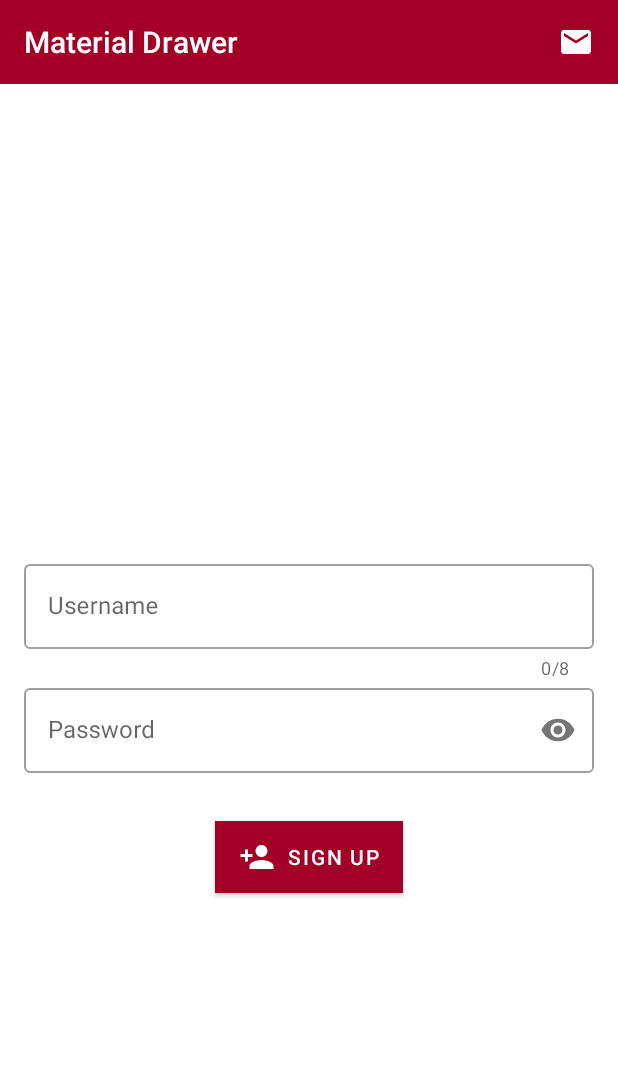
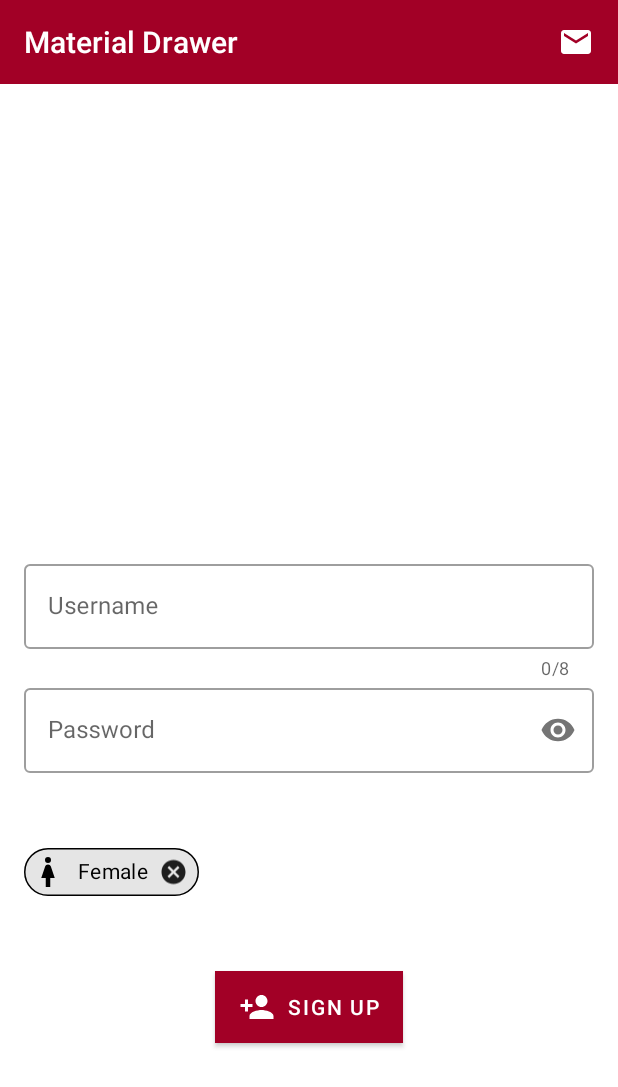
Before and after one commit to esmaeil-ahmadipour/Android_MaterialDesign, an Android app: the SixActivity screen opened directly, with no data from a screen before it, on a phone screen of 412 x 824 dp. Shown: the top 1087 px of the screen. Run offline under Robolectric (Android 15) with nearby library versions, the phone set to English and light mode, and no system bars.

Commit message:
Commit> Add Chip

```diff
--- a/app/src/main/java/ir/ea2/android_materialdesign/SixActivity.java
+++ b/app/src/main/java/ir/ea2/android_materialdesign/SixActivity.java
@@ -1,25 +1,33 @@
 package ir.ea2.android_materialdesign;
 
+import android.graphics.Color;
 import android.os.Bundle;
 import android.text.Editable;
 import android.text.TextWatcher;
 import android.view.View;
+import android.widget.CompoundButton;
+import android.widget.Toast;
 
+import com.google.android.material.chip.Chip;
 import com.google.android.material.textfield.TextInputEditText;
 import com.google.android.material.textfield.TextInputLayout;
 
 import androidx.appcompat.app.AppCompatActivity;
+import androidx.appcompat.widget.Toolbar;
 import androidx.constraintlayout.widget.ConstraintLayout;
 
 public class SixActivity extends AppCompatActivity {
     private TextInputEditText textInputPassword, textInputUsername;
     private TextInputLayout textLayoutPassword, textLayoutUsername;
+    private Toolbar toolbar;
+    private Chip chipFemale;
 
     @Override
     protected void onCreate(Bundle savedInstanceState) {
         super.onCreate(savedInstanceState);
         setContentView(R.layout.activity_six);
         setViews();
+        setupToolbar();
         setCustomizedView();
         setListeners();
     }
@@ -30,6 +38,18 @@ public class SixActivity extends AppCompatActivity {
     }
 
     private void setListeners() {
+        chipFemale.setOnCloseIconClickListener(new View.OnClickListener() {
+            @Override
+            public void onClick(View v) {
+                Toast.makeText(SixActivity.this, "Close", Toast.LENGTH_SHORT).show();
+            }
+        });
+        chipFemale.setOnCheckedChangeListener(new CompoundButton.OnCheckedChangeListener() {
+            @Override
+            public void onCheckedChanged(CompoundButton buttonView, boolean isChecked) {
+                Toast.makeText(SixActivity.this, isChecked+"", Toast.LENGTH_SHORT).show();
+            }
+        });
         textInputUsername.addTextChangedListener(new TextWatcher() {
             @Override
             public void beforeTextChanged(CharSequence s, int start, int count, int after) {
@@ -72,11 +92,17 @@ public class SixActivity extends AppCompatActivity {
     private void unsetInputTextError() {
         textLayoutUsername.setErrorEnabled(false);
     }
-
+    private void setupToolbar() {
+        toolbar = findViewById(R.id.ac_four_toolbar);
+        toolbar.setTitleTextColor(Color.WHITE);
+        setSupportActionBar(toolbar);
+    }
     private void setViews() {
+        chipFemale = findViewById(R.id.ac_six_chip_female);
         textInputPassword = findViewById(R.id.ac_six_password);
         textInputUsername = findViewById(R.id.ac_six_username);
         textLayoutPassword = findViewById(R.id.ac_six_password_layout);
         textLayoutUsername = findViewById(R.id.ac_six_username_layout);
     }
+
 }
--- /dev/null
+++ b/app/src/main/res/drawable/human_female.xml
@@ -0,0 +1,8 @@
+<!-- drawable/human_female.xml -->
+<vector xmlns:android="http://schemas.android.com/apk/res/android"
+    android:height="24dp"
+    android:width="24dp"
+    android:viewportWidth="24"
+    android:viewportHeight="24">
+    <path android:fillColor="#000000" android:pathData="M12,2A2,2 0 0,1 14,4A2,2 0 0,1 12,6A2,2 0 0,1 10,4A2,2 0 0,1 12,2M10.5,22V16H7.5L10.09,8.41C10.34,7.59 11.1,7 12,7C12.9,7 13.66,7.59 13.91,8.41L16.5,16H13.5V22H10.5Z" />
+</vector>
--- /dev/null
+++ b/app/src/main/res/drawable/human_male.xml
@@ -0,0 +1,8 @@
+<!-- drawable/human_male.xml -->
+<vector xmlns:android="http://schemas.android.com/apk/res/android"
+    android:height="24dp"
+    android:width="24dp"
+    android:viewportWidth="24"
+    android:viewportHeight="24">
+    <path android:fillColor="#000000" android:pathData="M12,2A2,2 0 0,1 14,4A2,2 0 0,1 12,6A2,2 0 0,1 10,4A2,2 0 0,1 12,2M10.5,7H13.5A2,2 0 0,1 15.5,9V14.5H14V22H10V14.5H8.5V9A2,2 0 0,1 10.5,7Z" />
+</vector>
--- a/app/src/main/res/layout/activity_six.xml
+++ b/app/src/main/res/layout/activity_six.xml
@@ -64,23 +64,52 @@
             android:inputType="textPassword" />
     </com.google.android.material.textfield.TextInputLayout>
 
+    <LinearLayout
+        android:id="@+id/linearLayout"
+        android:layout_width="match_parent"
+        android:layout_height="100dp"
+        android:layout_marginTop="16dp"
+        android:orientation="horizontal"
+        app:layout_constraintEnd_toEndOf="parent"
+        app:layout_constraintHorizontal_bias="0.0"
+        app:layout_constraintStart_toStartOf="parent"
+        app:layout_constraintTop_toBottomOf="@+id/ac_six_password_layout">
+<com.google.android.material.chip.Chip
+    android:id="@+id/ac_six_chip_female"
+    android:layout_width="wrap_content"
+    app:chipIcon="@drawable/human_female"
+    app:chipIconTint="@color/colorBlack"
+    app:rippleColor="@color/secondaryColor"
+    android:checkable="true"
+    android:clickable="true"
+    app:closeIconEnabled="true"
+    android:layout_gravity="center"
+    android:text="@string/ac_six_chip_female"
+    app:chipStrokeWidth="1dp"
+    app:chipStrokeColor="@color/colorBlack"
+    android:textColor="@color/colorBlack"
+    android:layout_marginHorizontal="16dp"
+    android:layout_height="wrap_content"/>
+    </LinearLayout>
+
     <com.google.android.material.button.MaterialButton
         android:id="@+id/ac_six_btn_signup"
         android:layout_width="wrap_content"
         android:layout_height="wrap_content"
+        android:layout_marginTop="16dp"
+        android:background="@color/secondaryColor"
+        android:text="@string/ac_six_signup_title"
+        app:cornerRadius="16dp"
         app:icon="@drawable/ic_signup"
         app:iconPadding="8dp"
-        app:rippleColor="@color/primaryDarkColor"
-        android:background="@color/secondaryColor"
-        app:strokeColor="@color/primaryDarkColor"
-        app:strokeWidth="1dp"
-        android:layout_marginTop="32dp"
-        app:cornerRadius="16dp"
-        android:text="@string/ac_six_signup_title"
         app:layout_constraintBottom_toBottomOf="parent"
         app:layout_constraintEnd_toEndOf="parent"
         app:layout_constraintStart_toStartOf="parent"
-        app:layout_constraintTop_toBottomOf="@+id/ac_six_password_layout"
-        app:layout_constraintVertical_bias="0.0" />
+        app:layout_constraintTop_toBottomOf="@+id/linearLayout"
+        app:layout_constraintVertical_bias="0.0"
+        app:rippleColor="@color/primaryDarkColor"
+        app:strokeColor="@color/primaryDarkColor"
+        app:strokeWidth="1dp" />
+
 
 </androidx.constraintlayout.widget.ConstraintLayout>
--- a/app/src/main/res/values/strings.xml
+++ b/app/src/main/res/values/strings.xml
@@ -44,6 +44,8 @@
     <string name="password_error_default">* Required Field</string>
     <string name="username_error_default">* Required Field</string>
     <string name="ac_six_signup_title">SIGN UP</string>
+    <string name="ac_six_chip_female">Female</string>
+    <string name="ac_six_chip_male">Male</string>
 
     <!--String Use In Toast's -->
     <string name="toast_select_item">Please , Select One Item</string>
@@ -55,5 +57,4 @@
     <string name="alert_message_confirmation">Select The Player.</string>
 
 
-
 </resources>
```
